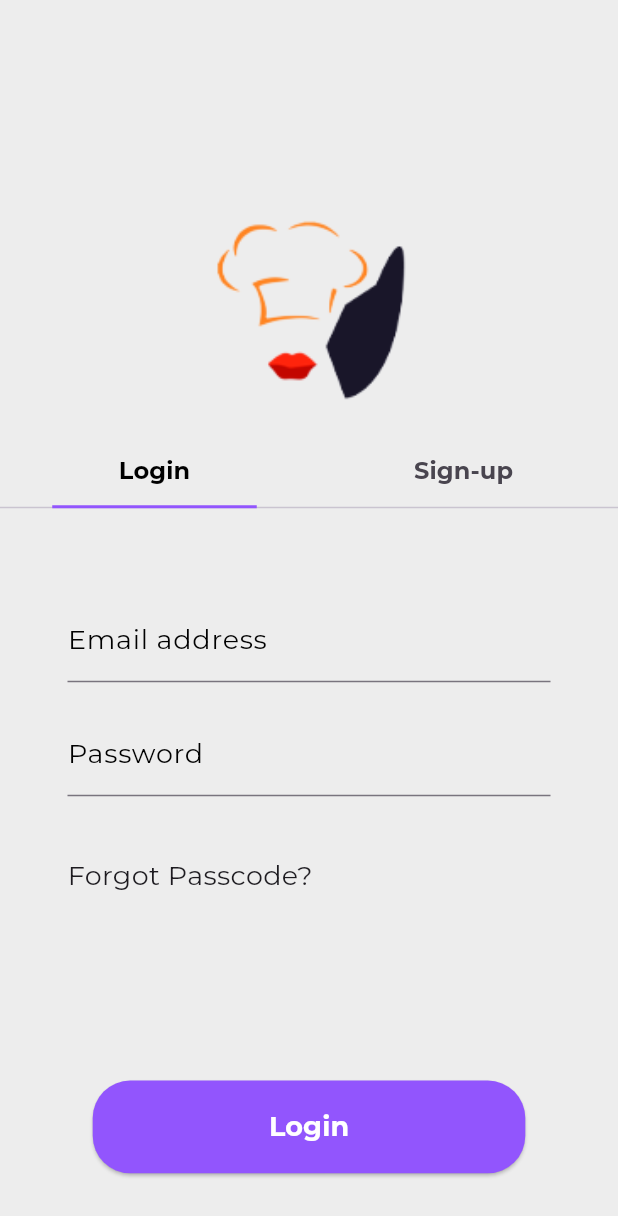
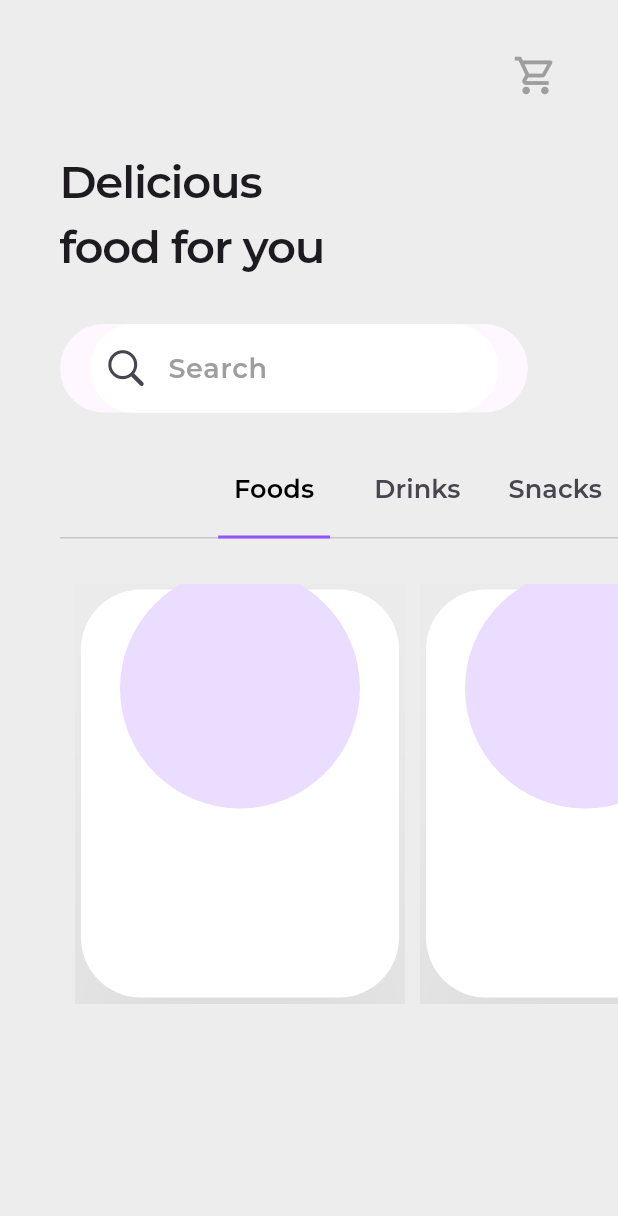
Before and after one commit to RENEEV18/Food-Delivery-UI, a Flutter app: the LoginScreen screen opened directly, after a tap on "Login", on a phone screen of 412 x 824 dp. Shown: the top 1216 px of the screen. Run offline on Flutter 3.47's test engine with Material 2 defaults, Android fonts, the phone set to English and light mode, and no system bars.

Commit message:
Home page started and History page completed

```diff
--- a/lib/common/colors/colors.dart
+++ b/lib/common/colors/colors.dart
@@ -3,4 +3,5 @@ import 'package:flutter/material.dart';
 class AppColors {
   static const kWhite = Colors.white;
   static const kBlack = Colors.black;
+  static const kGrey = Colors.grey;
 }
--- a/lib/common/const/const.dart
+++ b/lib/common/const/const.dart
@@ -19,4 +19,16 @@ class AppSizedBox {
   static const forgotHeight = SizedBox(
     height: 30,
   );
+  static const kappWidth = SizedBox(
+    width: 40,
+  );
+  static const kHeight30 = SizedBox(
+    height: 30,
+  );
+  static const kWidth10 = SizedBox(
+    width: 10,
+  );
+  static const kHeight5 = SizedBox(
+    height: 5,
+  );
 }
--- a/lib/common/styles/common_style.dart
+++ b/lib/common/styles/common_style.dart
@@ -4,6 +4,7 @@ class Style {
   final myStyle = const TextStyle(
     fontSize: 60,
     height: 0.9,
+    letterSpacing: -1,
     fontWeight: FontWeight.w600,
   );
 }
--- a/lib/main.dart
+++ b/lib/main.dart
@@ -1,5 +1,6 @@
 import 'package:flutter/material.dart';
 import 'package:flutter/services.dart';
+import 'package:food_delivery_ui/view/screens/history/history.dart';
 import 'package:food_delivery_ui/view/screens/splash_screen/splash_screen.dart';
 
 void main() {
@@ -31,7 +32,7 @@ class MyApp extends StatelessWidget {
         useMaterial3: true,
         fontFamily: "Montserrat",
       ),
-      home: const SplashScreen(),
+      home: const HistoryScreen(),
     );
   }
 }
--- /dev/null
+++ b/lib/view/screens/history/history.dart
@@ -0,0 +1,65 @@
+import 'package:flutter/material.dart';
+import 'package:flutter/src/widgets/framework.dart';
+import 'package:flutter/src/widgets/placeholder.dart';
+import 'package:food_delivery_ui/common/colors/colors.dart';
+import 'package:food_delivery_ui/common/const/const.dart';
+import 'package:food_delivery_ui/view/screens/login_screen/login_screen.dart';
+import 'package:food_delivery_ui/widgets/button.dart';
+
+class HistoryScreen extends StatelessWidget {
+  const HistoryScreen({super.key});
+
+  @override
+  Widget build(BuildContext context) {
+    return Scaffold(
+      appBar: AppBar(
+        leading: IconButton(
+          onPressed: () {},
+          icon: const Icon(Icons.arrow_back_ios),
+        ),
+        centerTitle: true,
+        title: const Text(
+          "History",
+          style: TextStyle(fontWeight: FontWeight.w600),
+        ),
+      ),
+      body: SafeArea(
+        child: Center(
+          child: Column(
+            mainAxisAlignment: MainAxisAlignment.center,
+            children: [
+              const Spacer(),
+              Icon(
+                Icons.calendar_today_outlined,
+                size: 150,
+                color: Colors.black.withOpacity(0.7),
+              ),
+              AppSizedBox.kHeight,
+              const Text(
+                'No history yet',
+                style: TextStyle(
+                  fontSize: 28,
+                  fontWeight: FontWeight.w600,
+                  letterSpacing: -0.8,
+                ),
+              ),
+              AppSizedBox.kHeight5,
+              const Text(
+                'Hit the orange button down\nbelow to Create an order',
+                textAlign: TextAlign.center,
+                style: TextStyle(
+                  fontSize: 15,
+                  fontWeight: FontWeight.w600,
+                  letterSpacing: -0.8,
+                  color: AppColors.kGrey,
+                ),
+              ),
+              const Spacer(),
+              const ButtonWidget(screen: LoginScreen(), text: "Start ordering")
+            ],
+          ),
+        ),
+      ),
+    );
+  }
+}
--- /dev/null
+++ b/lib/view/screens/home_screen/home_screen.dart
@@ -0,0 +1,175 @@
+import 'package:flutter/cupertino.dart';
+import 'package:flutter/material.dart';
+import 'package:food_delivery_ui/common/colors/colors.dart';
+import 'package:food_delivery_ui/common/const/const.dart';
+
+class HomeScreen extends StatelessWidget {
+  const HomeScreen({super.key});
+
+  @override
+  Widget build(BuildContext context) {
+    return DefaultTabController(
+      length: 4,
+      child: Scaffold(
+        appBar: AppBar(
+          toolbarHeight: 100,
+          automaticallyImplyLeading: false,
+          actions: const [
+            Icon(
+              Icons.shopping_cart_outlined,
+              color: AppColors.kGrey,
+              size: 30,
+            ),
+            AppSizedBox.kappWidth,
+          ],
+        ),
+        body: SafeArea(
+          child: SingleChildScrollView(
+            child: Padding(
+              padding: const EdgeInsets.only(left: 40),
+              child: Column(
+                crossAxisAlignment: CrossAxisAlignment.start,
+                children: [
+                  const Text(
+                    'Delicious\nfood for you',
+                    style: TextStyle(
+                      fontSize: 30,
+                      fontWeight: FontWeight.w600,
+                      letterSpacing: -0.8,
+                    ),
+                  ),
+                  AppSizedBox.kHeight30,
+                  Padding(
+                    padding: const EdgeInsets.only(right: 60),
+                    child: Material(
+                      borderRadius: BorderRadius.circular(30),
+                      child: Padding(
+                        padding: const EdgeInsets.symmetric(horizontal: 20),
+                        child: TextFormField(
+                          decoration: InputDecoration(
+                            hintText: "Search",
+                            hintStyle: const TextStyle(
+                              fontSize: 18,
+                              fontWeight: FontWeight.w600,
+                              color: AppColors.kGrey,
+                            ),
+                            prefixIcon: const Icon(
+                              CupertinoIcons.search,
+                              size: 30,
+                            ),
+                            fillColor: AppColors.kWhite,
+                            filled: true,
+                            border: OutlineInputBorder(
+                              borderRadius: BorderRadius.circular(30),
+                              borderSide:
+                                  const BorderSide(color: AppColors.kWhite),
+                            ),
+                            enabled: true,
+                            enabledBorder: OutlineInputBorder(
+                              borderRadius: BorderRadius.circular(30),
+                              borderSide:
+                                  const BorderSide(color: AppColors.kWhite),
+                            ),
+                          ),
+                        ),
+                      ),
+                    ),
+                  ),
+                  AppSizedBox.kHeight,
+                  const TabBar(
+                    padding: EdgeInsets.symmetric(
+                      horizontal: 40,
+                    ),
+                    isScrollable: true,
+                    labelStyle: TextStyle(
+                        color: AppColors.kBlack,
+                        fontWeight: FontWeight.w600,
+                        fontFamily: "Montserrat",
+                        fontSize: 17),
+                    indicator: UnderlineTabIndicator(
+                      borderSide: BorderSide(
+                        width: 2,
+                        color: Color.fromRGBO(
+                          146,
+                          85,
+                          253,
+                          1.000,
+                        ),
+                      ),
+                      insets: EdgeInsets.symmetric(horizontal: 70.0),
+                    ),
+                    indicatorColor: Color.fromRGBO(
+                      146,
+                      85,
+                      253,
+                      1.000,
+                    ),
+                    tabs: [
+                      Padding(
+                        padding: EdgeInsets.all(8.0),
+                        child: Tab(
+                          text: "Foods",
+                        ),
+                      ),
+                      Tab(
+                        text: "Drinks",
+                      ),
+                      Tab(
+                        text: "Snacks",
+                      ),
+                      Tab(
+                        text: "Sauce",
+                      ),
+                    ],
+                  ),
+                  AppSizedBox.kHeight,
+                  SizedBox(
+                    height: 300,
+                    child: ListView.separated(
+                      padding: const EdgeInsets.all(10),
+                      scrollDirection: Axis.horizontal,
+                      shrinkWrap: true,
+                      itemBuilder: (context, index) {
+                        return Stack(
+                          children: [
+                            SizedBox(
+                              height: 300,
+                              width: 220,
+                              child: Card(
+                                color: AppColors.kWhite,
+                                surfaceTintColor: AppColors.kWhite,
+                                elevation: 100,
+                                shadowColor: AppColors.kWhite,
+                                shape: RoundedRectangleBorder(
+                                  borderRadius: BorderRadius.circular(40),
+                                ),
+                              ),
+                            ),
+                            const Positioned(
+                              left: 30,
+                              top: -10,
+                              child: CircleAvatar(
+                                radius: 80,
+                              ),
+                            ),
+                            const SizedBox(
+                              height: 200,
+                            ),
+                          ],
+                        );
+                      },
+                      separatorBuilder: (BuildContext context, int index) {
+                        return AppSizedBox.kWidth10;
+                      },
+                      itemCount: 4,
+                    ),
+                  ),
+                ],
+              ),
+            ),
+          ),
+        ),
+      ),
+    );
+  }
+}
--- a/lib/view/screens/login_screen/login_screen.dart
+++ b/lib/view/screens/login_screen/login_screen.dart
@@ -1,6 +1,7 @@
 import 'package:flutter/material.dart';
 import 'package:food_delivery_ui/common/colors/colors.dart';
 import 'package:food_delivery_ui/common/const/const.dart';
+import 'package:food_delivery_ui/view/screens/home_screen/home_screen.dart';
 import 'package:food_delivery_ui/widgets/button.dart';
 
 class LoginScreen extends StatelessWidget {
@@ -105,9 +106,9 @@ class LoginScreen extends StatelessWidget {
                       SizedBox(
                         height: MediaQuery.of(context).size.height * 0.15,
                       ),
-                      Center(
+                      const Center(
                         child:
-                            ButtonWidget(screen: LoginScreen(), text: "Login"),
+                            ButtonWidget(screen: HomeScreen(), text: "Login"),
                       )
                     ],
                   ),
```
